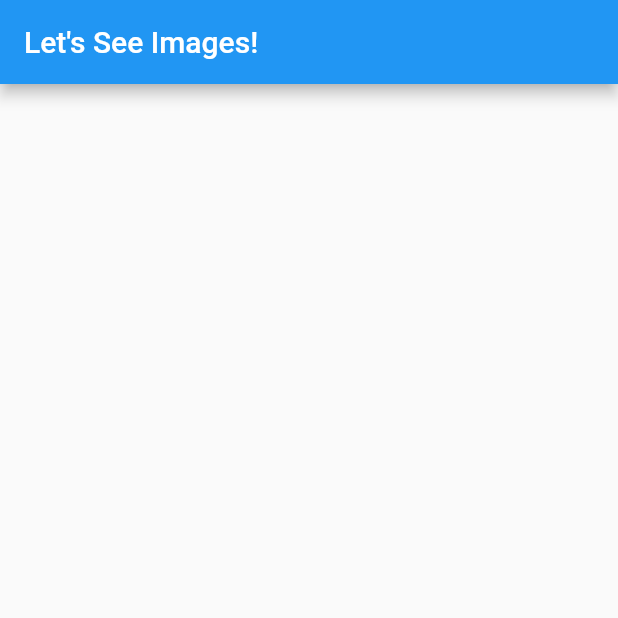
After one commit to steadysamwise4/pics, a Flutter app: the screen it shows after launch, on a phone screen of 412 x 824 dp, the top half of it. The commit adds this screen. Run offline on Flutter 3.47's test engine with Material 2 defaults, Android fonts, the phone set to English and light mode, and no system bars; missing offline and left inert: dart:ffi.

Commit message:
api call to fetch images added, ListView.builder implemented to display images

```diff
--- a/lib/src/app.dart
+++ b/lib/src/app.dart
@@ -1,4 +1,8 @@
 import 'package:flutter/material.dart';
+import 'package:http/http.dart' show get;
+import 'models/image_model.dart';
+import 'dart:convert';
+import 'widgets/image_list.dart';
 
 class App extends StatefulWidget {
   createState() {
@@ -8,21 +12,28 @@ class App extends StatefulWidget {
 
 class AppState extends State<App> {
   int counter = 0;
+  List<ImageModel> images = [];
+
+  void fetchImage() async {
+    counter++;
+    var response = await get(
+        Uri.parse('https://jsonplaceholder.typicode.com/photos/$counter'));
+    var imageModel = ImageModel.fromJson(json.decode(response.body));
+    setState(() {
+      images.add(imageModel);
+    });
+  }
 
   Widget build(context) {
     return MaterialApp(
       home: Scaffold(
-        body: Text('$counter'),
+        body: ImageList(images),
         appBar: AppBar(
           title: const Text("Let's See Images!"),
         ),
         floatingActionButton: FloatingActionButton(
+          onPressed: fetchImage,
           child: const Icon(Icons.add),
-          onPressed: () {
-            setState(() {
-              counter++;
-            });
-          },
         ),
       ),
     );
--- /dev/null
+++ b/lib/src/models/image_model.dart
@@ -0,0 +1,15 @@
+import 'package:flutter/material.dart';
+
+class ImageModel {
+  int id = 0;
+  String url = '';
+  String title = '';
+
+  ImageModel(this.id, this.url, this.title);
+
+  ImageModel.fromJson(parsedJson) {
+    id = parsedJson['id'];
+    url = parsedJson['url'];
+    title = parsedJson['title'];
+  }
+}
--- /dev/null
+++ b/lib/src/widgets/image_list.dart
@@ -0,0 +1,17 @@
+import 'package:flutter/material.dart';
+import '../models/image_model.dart';
+
+class ImageList extends StatelessWidget {
+  final List<ImageModel> images;
+  const ImageList(this.images, {super.key});
+
+  @override
+  Widget build(context) {
+    return ListView.builder(
+      itemBuilder: ((context, index) {
+        return Image.network(images[index].url);
+      }),
+      itemCount: images.length,
+    );
+  }
+}
--- a/pubspec.yaml
+++ b/pubspec.yaml
@@ -36,6 +36,7 @@ dependencies:
   # The following adds the Cupertino Icons font to your application.
   # Use with the CupertinoIcons class for iOS style icons.
   cupertino_icons: ^1.0.2
+  http: ^0.13.5
 
 dev_dependencies:
   flutter_test:
```
Also changed, not shown: pubspec.lock.
